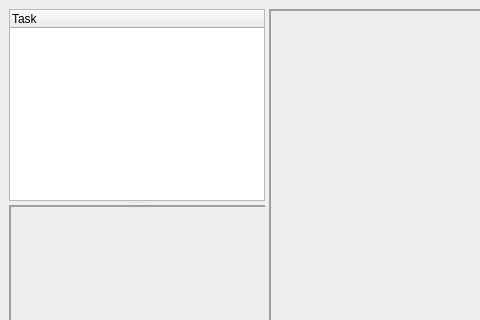
This is ilastik-shell/ilastikshell/ui/ilastikShell.ui in ilastik/ilastik as Qt 5 draws it before an edit; both pictures show x 0 to 480 and y 0 to 320 of the 1228 by 880 pixel window. The edited form follows.
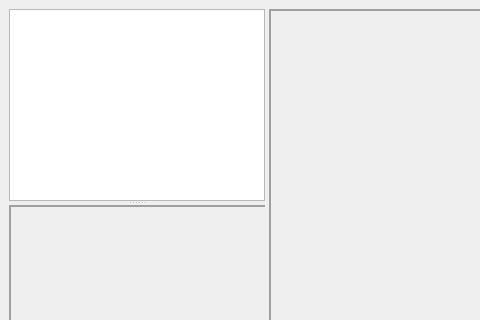
This is the edited form.

Commit message: Changed font of applet drawer titles. Also, single-click selects a drawer.

```diff
--- a/ilastik-shell/ilastikshell/ui/ilastikShell.ui
+++ b/ilastik-shell/ilastikshell/ui/ilastikShell.ui
@@ -31,6 +31,18 @@
         <enum>Qt::Vertical</enum>
        </property>
        <widget class="QTreeWidget" name="appletBar">
+        <property name="midLineWidth">
+         <number>2</number>
+        </property>
+        <property name="indentation">
+         <number>15</number>
+        </property>
+        <property name="rootIsDecorated">
+         <bool>true</bool>
+        </property>
+        <property name="headerHidden">
+         <bool>true</bool>
+        </property>
         <column>
          <property name="text">
           <string notr="true">Task</string>
```
The commit also changes 1 other file.
